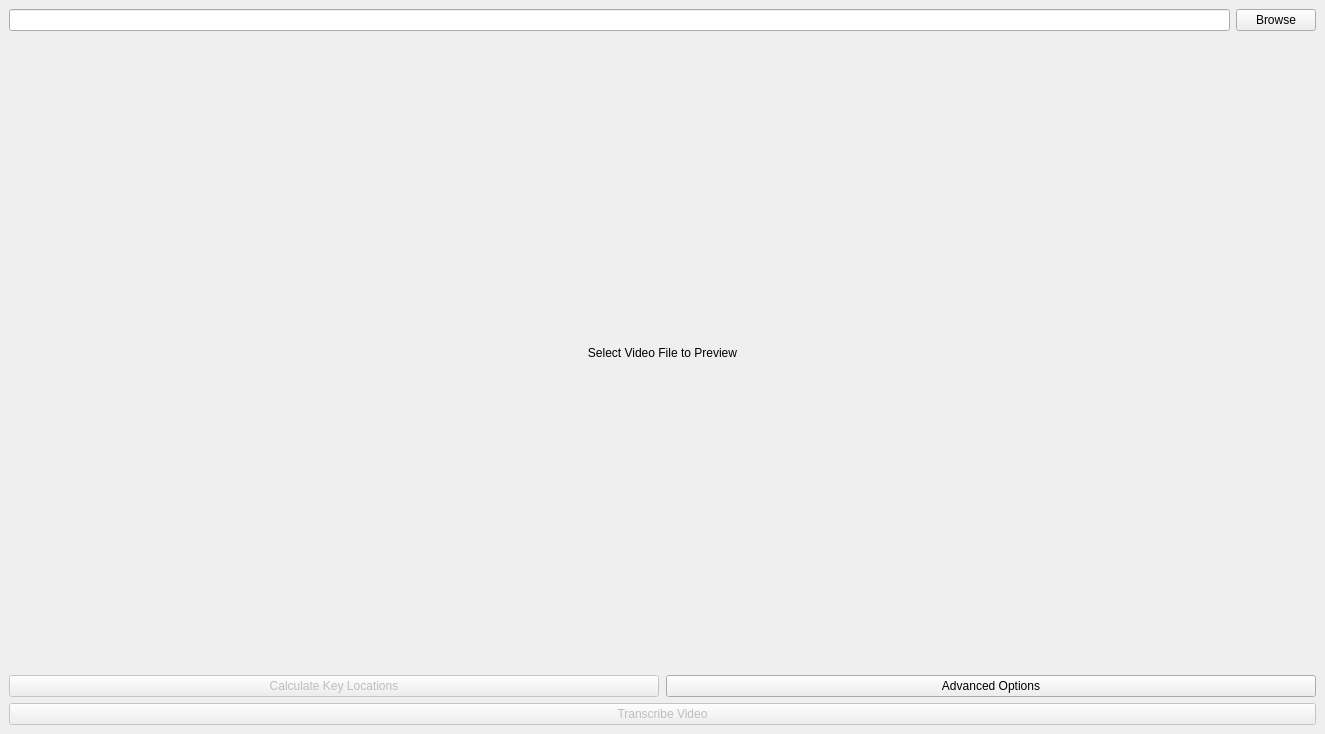
Qt form ui/main_window.ui (BEANB00ZLED/synthesia_translator) before a commit.
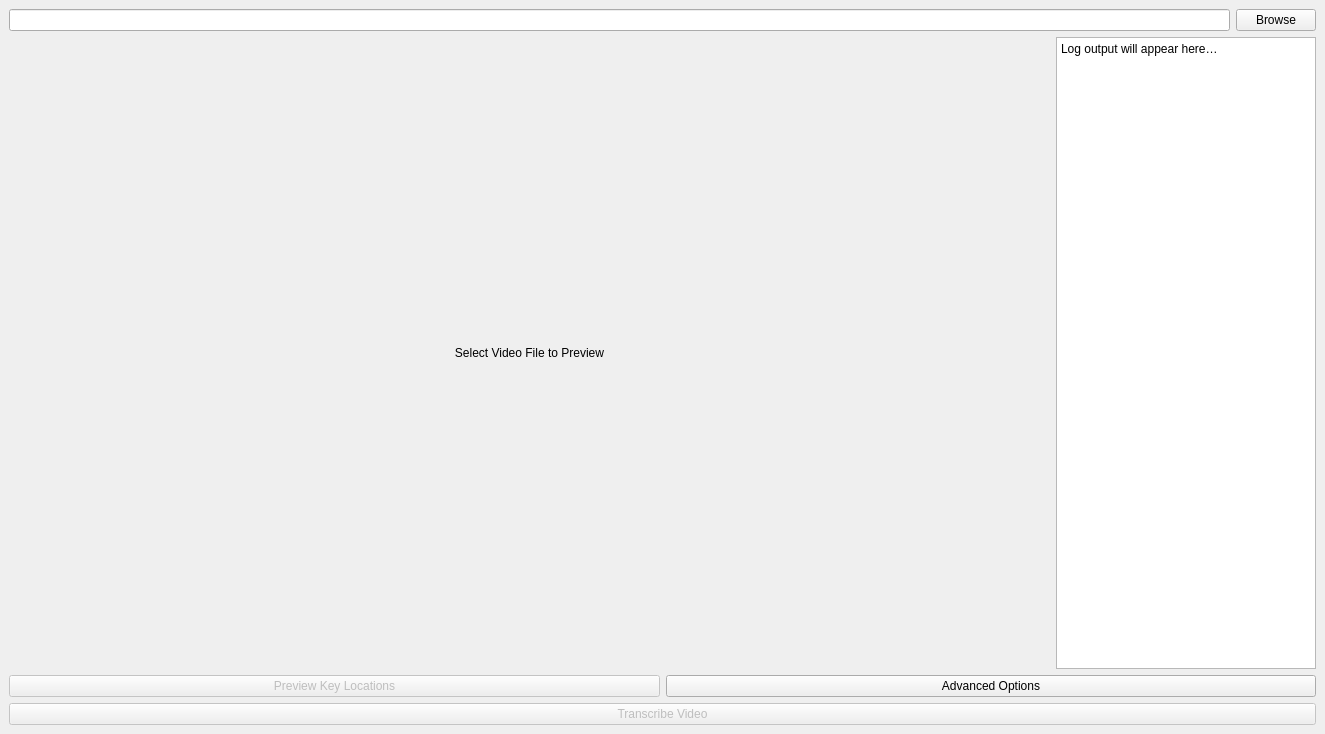
The same form after that commit.

```diff
--- a/ui/main_window.ui
+++ b/ui/main_window.ui
@@ -14,16 +14,13 @@
    <string>Synthesia Tutorial Translator</string>
   </property>
   <widget class="QWidget" name="centralwidget">
-   <layout class="QVBoxLayout" name="verticalLayout_2">
+   <layout class="QVBoxLayout" name="mainVerticalLayout">
+
+    <!-- File picker row -->
     <item>
-     <layout class="QVBoxLayout" name="verticalLayout">
-      <item>
-       <layout class="QGridLayout" name="gridLayout_2">
+     <layout class="QGridLayout" name="filePickerLayout">
         <item row="0" column="0">
          <widget class="QLineEdit" name="filePathLine">
-          <property name="text">
-           <string/>
-          </property>
           <property name="readOnly">
            <bool>true</bool>
           </property>
@@ -38,19 +35,18 @@
         </item>
        </layout>
       </item>
-     </layout>
-    </item>
+
+    <!-- Video preview + log output row -->
+    <item>
+     <layout class="QHBoxLayout" name="videoLogRow">
     <item>
      <widget class="QLabel" name="videoLabel">
       <property name="sizePolicy">
-       <sizepolicy hsizetype="Preferred" vsizetype="Preferred">
-        <horstretch>1</horstretch>
+         <sizepolicy hsizetype="Expanding" vsizetype="Expanding">
+          <horstretch>4</horstretch>
         <verstretch>1</verstretch>
        </sizepolicy>
       </property>
-      <property name="mouseTracking">
-       <bool>true</bool>
-      </property>
       <property name="text">
        <string>Select Video File to Preview</string>
       </property>
@@ -63,14 +59,37 @@
      </widget>
     </item>
     <item>
-     <layout class="QHBoxLayout" name="horizontalLayout_2">
-      <property name="spacing">
-       <number>7</number>
-      </property>
+       <widget class="QPlainTextEdit" name="logOutput">
+        <property name="readOnly">
+         <bool>true</bool>
+        </property>
+        <property name="plainText">
+         <string>Log output will appear here…</string>
+        </property>
+        <property name="sizePolicy">
+         <sizepolicy hsizetype="Preferred" vsizetype="Expanding">
+          <horstretch>1</horstretch>
+          <verstretch>1</verstretch>
+         </sizepolicy>
+        </property>
+        <property name="minimumSize">
+         <size>
+          <width>250</width>
+          <height>0</height>
+         </size>
+        </property>
+       </widget>
+      </item>
+     </layout>
+    </item>
+
+    <!-- Buttons row -->
       <item>
-       <widget class="QPushButton" name="calculateKeysButton">
+     <layout class="QHBoxLayout" name="buttonRow">
+      <item>
+       <widget class="QPushButton" name="previewKeysButton">
         <property name="text">
-         <string>Calculate Key Locations</string>
+         <string>Preview Key Locations</string>
         </property>
         <property name="enabled">
          <bool>false</bool>
@@ -86,6 +105,8 @@
       </item>
      </layout>
     </item>
+
+    <!-- Transcribe button -->
     <item>
      <widget class="QPushButton" name="transcribeVideoButton">
       <property name="text">
@@ -96,6 +117,7 @@
       </property>
      </widget>
     </item>
+
    </layout>
   </widget>
  </widget>
```
Lines whose indentation alone changed are shown as unchanged.
